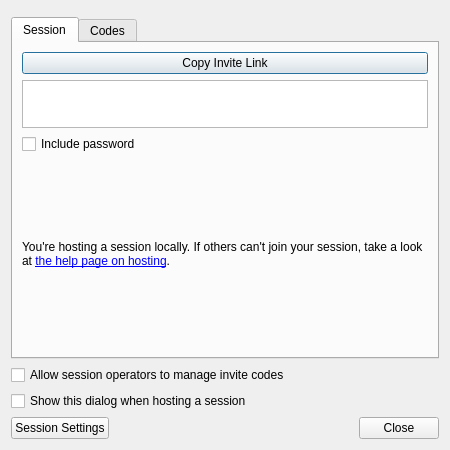
First picture: the form in src/desktop/ui/invitedialog.ui, repository drawpile/Drawpile, before the edit.
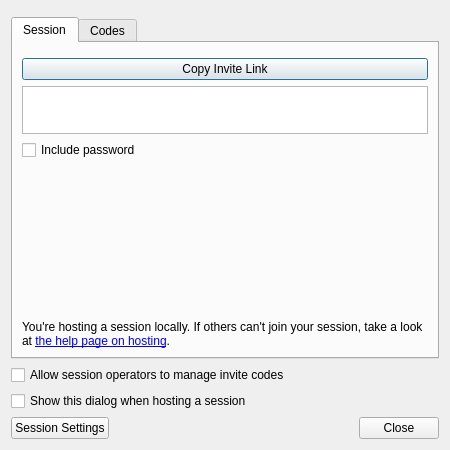
Second picture: the form after the edit. Icons and pictures are not drawn. Custom widgets are drawn as their Qt base class.

Commit message:
Add notice on web brower joining in invite dialog
If joining via browser is unsupported or restricted, it now shows an
appropriate notice with a prompt to use invite codes if available.

The edit to the form file:
```diff
--- a/src/desktop/ui/invitedialog.ui
+++ b/src/desktop/ui/invitedialog.ui
@@ -41,6 +41,9 @@
         <string>Session</string>
        </attribute>
        <layout class="QVBoxLayout" name="urlPageLayout">
+        <item>
+         <widget class="QWidget" name="linkNoticeWrapper" native="true"/>
+        </item>
         <item>
          <widget class="QPushButton" name="copyButton">
           <property name="text">
@@ -73,7 +76,7 @@
          </widget>
         </item>
         <item>
-         <spacer name="urlTopSpacer">
+         <spacer name="urlSpacer">
           <property name="orientation">
            <enum>Qt::Vertical</enum>
           </property>
@@ -104,19 +107,6 @@
           </property>
          </widget>
         </item>
-        <item>
-         <spacer name="urlBottomSpacer">
-          <property name="orientation">
-           <enum>Qt::Vertical</enum>
-          </property>
-          <property name="sizeHint" stdset="0">
-           <size>
-            <width>20</width>
-            <height>0</height>
-           </size>
-          </property>
-         </spacer>
-        </item>
        </layout>
       </widget>
       <widget class="QStackedWidget" name="codes">
```
The commit also changes 3 other files.
